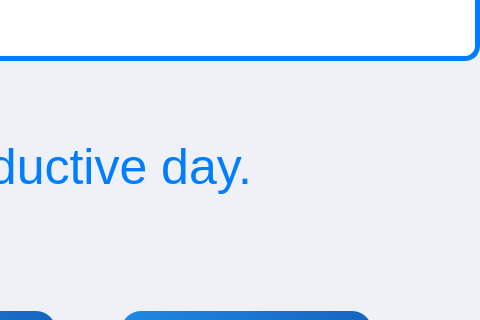
Before: the Qt Designer form ui/home.ui in dung-png/Quantora, drawn with Qt 5; both pictures show x 800 to 1280 and y 0 to 320 of the 1280 by 720 pixel window.
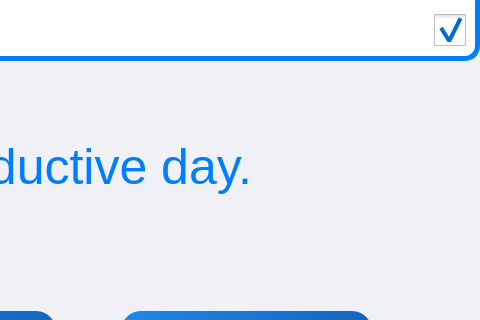
After: the same form once the commit is applied. Icons and pictures are not drawn.

```diff
--- a/ui/home.ui
+++ b/ui/home.ui
@@ -327,12 +327,12 @@
         </spacer>
        </item>
        <item>
-        <widget class="QPushButton" name="Language">
-         <property name="sizePolicy">
-          <sizepolicy hsizetype="Expanding" vsizetype="Expanding">
-           <horstretch>0</horstretch>
-           <verstretch>0</verstretch>
-          </sizepolicy>
+        <widget class="QCheckBox" name="checkBox">
+         <property name="minimumSize">
+          <size>
+           <width>32</width>
+           <height>32</height>
+          </size>
          </property>
          <property name="maximumSize">
           <size>
@@ -341,21 +341,24 @@
           </size>
          </property>
          <property name="styleSheet">
-          <string notr="true">border:none;
-background-color:none;</string>
+          <string notr="true">QCheckBox::indicator {
+	width:32px;
+	height:32px;
+}
+
+QCheckBox::indicator:unchecked {
+    image: url(D:/Quantora/ui/src/vietnam.png);   /* icon khi chưa check */
+}
+
+QCheckBox::indicator:checked {
+    image: url(D:/Quantora/ui/src/flags.png);     /* icon khi check */
+}</string>
          </property>
          <property name="text">
           <string/>
          </property>
-         <property name="icon">
-          <iconset>
-           <normaloff>src/flags.png</normaloff>src/flags.png</iconset>
-         </property>
-         <property name="iconSize">
-          <size>
-           <width>32</width>
-           <height>32</height>
-          </size>
+         <property name="checked">
+          <bool>true</bool>
          </property>
         </widget>
        </item>
```
